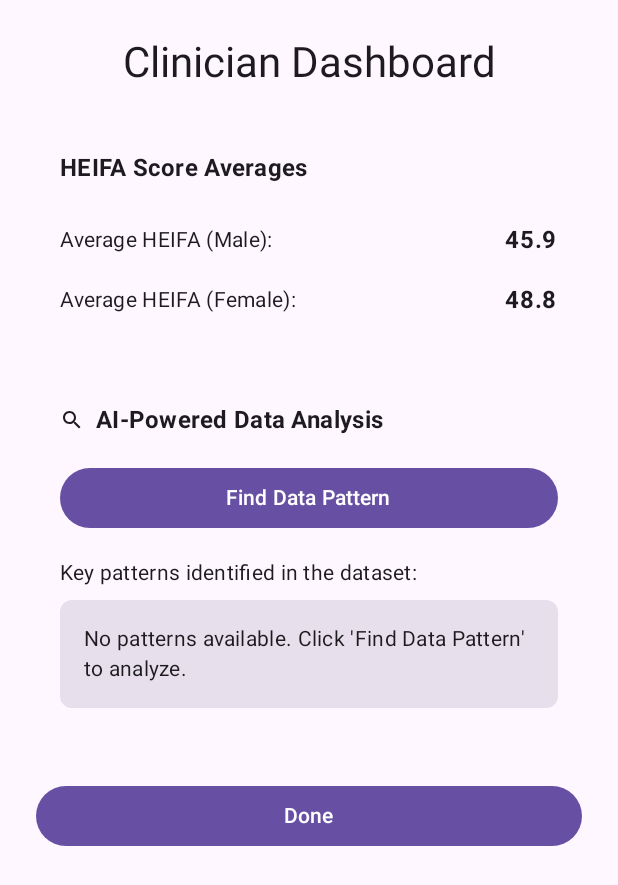
After one commit to Alexander6060/fit-2081-nutritrack, an Android app built with Jetpack Compose: the AdminViewScreen screen opened through its navigation route, on a phone screen of 412 x 824 dp. The commit adds this screen. Shown: the top 885 px of the screen. Run offline under Robolectric (Android 15) with nearby library versions, the phone set to English and light mode, and no system bars; our stand-ins replace Room's generated code; libraries missing offline, so code that uses them is left out: com.google.ai.client; pictures from the network do not load.

Commit message:
Admin panel working

```diff
--- a/app/src/main/java/com/alex34906991/nutritrack_a3/navigation/NavGraph.kt
+++ b/app/src/main/java/com/alex34906991/nutritrack_a3/navigation/NavGraph.kt
@@ -112,6 +112,17 @@ fun AppNavHost(viewModel: NutriTrackViewModel) {
                                 inclusive = true
                             }
                         }
+                    },
+                    onNavigateToAdminView = {
+                        navController.navigate("admin_view")
+                    }
+                )
+            }
+            composable("admin_view") {
+                AdminViewScreen(
+                    viewModel = viewModel,
+                    onDone = {
+                        navController.popBackStack()
                     }
                 )
             }
--- /dev/null
+++ b/app/src/main/java/com/alex34906991/nutritrack_a3/ui/pages/AdminViewScreen.kt
@@ -0,0 +1,306 @@
+package com.alex34906991.nutritrack_a3.ui.pages
+
+import androidx.compose.foundation.background
+import androidx.compose.foundation.layout.Arrangement
+import androidx.compose.foundation.layout.Box
+import androidx.compose.foundation.layout.Column
+import androidx.compose.foundation.layout.Row
+import androidx.compose.foundation.layout.Spacer
+import androidx.compose.foundation.layout.fillMaxSize
+import androidx.compose.foundation.layout.fillMaxWidth
+import androidx.compose.foundation.layout.height
+import androidx.compose.foundation.layout.padding
+import androidx.compose.foundation.layout.size
+import androidx.compose.foundation.layout.width
+import androidx.compose.foundation.rememberScrollState
+import androidx.compose.foundation.shape.RoundedCornerShape
+import androidx.compose.foundation.verticalScroll
+import androidx.compose.material.icons.Icons
+import androidx.compose.material.icons.filled.Search
+import androidx.compose.material3.Button
+import androidx.compose.material3.Card
+import androidx.compose.material3.CardDefaults
+import androidx.compose.material3.CircularProgressIndicator
+import androidx.compose.material3.Icon
+import androidx.compose.material3.MaterialTheme
+import androidx.compose.material3.Text
+import androidx.compose.runtime.Composable
+import androidx.compose.runtime.LaunchedEffect
+import androidx.compose.runtime.collectAsState
+import androidx.compose.runtime.getValue
+import androidx.compose.runtime.mutableStateOf
+import androidx.compose.runtime.remember
+import androidx.compose.ui.Alignment
+import androidx.compose.ui.Modifier
+import androidx.compose.ui.text.font.FontWeight
+import androidx.compose.ui.unit.dp
+import com.alex34906991.nutritrack_a3.ui.NutriTrackViewModel
+import androidx.compose.ui.platform.LocalSoftwareKeyboardController
+import androidx.compose.ui.platform.LocalFocusManager
+
+@Composable
+fun AdminViewScreen(
+    viewModel: NutriTrackViewModel,
+    onDone: () -> Unit
+) {
+    // Add timer state for UI feedback
+    val (timeElapsed, setTimeElapsed) = androidx.compose.runtime.remember { mutableStateOf(0) }
+
+    // Observe state
+    val maleHeifaAverage by viewModel.maleHeifaAverage.collectAsState()
+    val femaleHeifaAverage by viewModel.femaleHeifaAverage.collectAsState()
+    val dataPatterns by viewModel.dataPatterns.collectAsState()
+    val isGeneratingPatterns by viewModel.isGeneratingPatterns.collectAsState()
+
+    // Load HEIFA score data when screen is shown, but don't automatically generate patterns
+    LaunchedEffect(key1 = Unit) {
+        viewModel.calculateAverageHeifaScores()
+        // Remove automatic pattern generation from here
+    }
+
+    // Timer for the loading indicator
+    LaunchedEffect(key1 = isGeneratingPatterns) {
+        var currentTime = 0
+        if (isGeneratingPatterns) {
+            while (currentTime < 10 && isGeneratingPatterns) { // Match with timeout in ViewModel
+                setTimeElapsed(currentTime)
+                kotlinx.coroutines.delay(1000) // Wait 1 second
+                currentTime += 1
+            }
+        } else {
+            setTimeElapsed(0)
+        }
+    }
+
+    val scrollState = rememberScrollState()
+
+    // Add keyboard and focus controllers
+    val keyboardController = LocalSoftwareKeyboardController.current
+    val focusManager = LocalFocusManager.current
+
+    Column(
+        modifier = Modifier
+            .fillMaxSize()
+            .padding(24.dp)
+            .verticalScroll(scrollState),
+        horizontalAlignment = Alignment.CenterHorizontally
+    ) {
+        // Header
+        Text(
+            text = "Clinician Dashboard",
+            style = MaterialTheme.typography.headlineMedium,
+            modifier = Modifier.padding(bottom = 24.dp)
+        )
+
+        // HEIFA Score Averages
+        Card(
+            modifier = Modifier
+                .fillMaxWidth()
+                .padding(bottom = 16.dp),
+            colors = CardDefaults.cardColors(
+                containerColor = MaterialTheme.colorScheme.surface
+            )
+        ) {
+            Column(
+                modifier = Modifier.padding(16.dp)
+            ) {
+                Text(
+                    text = "HEIFA Score Averages",
+                    style = MaterialTheme.typography.titleMedium,
+                    fontWeight = FontWeight.Bold,
+                    modifier = Modifier.padding(bottom = 16.dp)
+                )
+
+                Row(
+                    modifier = Modifier
+                        .fillMaxWidth()
+                        .padding(vertical = 8.dp),
+                    verticalAlignment = Alignment.CenterVertically
+                ) {
+                    Text(
+                        text = "Average HEIFA (Male):",
+                        style = MaterialTheme.typography.bodyMedium,
+                        modifier = Modifier.weight(1f)
+                    )
+
+                    Text(
+                        text = String.format("%.1f", maleHeifaAverage),
+                        style = MaterialTheme.typography.bodyLarge,
+                        fontWeight = FontWeight.Bold
+                    )
+                }
+
+                Row(
+                    modifier = Modifier
+                        .fillMaxWidth()
+                        .padding(vertical = 8.dp),
+                    verticalAlignment = Alignment.CenterVertically
+                ) {
+                    Text(
+                        text = "Average HEIFA (Female):",
+                        style = MaterialTheme.typography.bodyMedium,
+                        modifier = Modifier.weight(1f)
+                    )
+
+                    Text(
+                        text = String.format("%.1f", femaleHeifaAverage),
+                        style = MaterialTheme.typography.bodyLarge,
+                        fontWeight = FontWeight.Bold
+                    )
+                }
+            }
+        }
+
+        // AI-Powered Data Analysis
+        Card(
+            modifier = Modifier
+                .fillMaxWidth()
+                .padding(bottom = 16.dp),
+            colors = CardDefaults.cardColors(
+                containerColor = MaterialTheme.colorScheme.surface
+            )
+        ) {
+            Column(
+                modifier = Modifier.padding(16.dp)
+            ) {
+                Row(
+                    modifier = Modifier.fillMaxWidth(),
+                    verticalAlignment = Alignment.CenterVertically
+                ) {
+                    Icon(
+                        imageVector = Icons.Default.Search,
+                        contentDescription = null,
+                        modifier = Modifier
+                            .size(24.dp)
+                            .padding(end = 8.dp)
+                    )
+                    Text(
+                        text = "AI-Powered Data Analysis",
+                        style = MaterialTheme.typography.titleMedium,
+                        fontWeight = FontWeight.Bold
+                    )
+                }
+
+                Spacer(modifier = Modifier.height(16.dp))
+
+                // Find Data Pattern Button
+                Button(
+                    onClick = {
+                        // Clear previous state and start fresh analysis
+                        if (!isGeneratingPatterns) {
+                            viewModel.generateDataPatterns()
+                            // Clear focus and hide keyboard to avoid IME callback issues
+                            keyboardController?.hide()
+                            focusManager.clearFocus()
+                        }
+                    },
+                    modifier = Modifier.fillMaxWidth(),
+                    enabled = !isGeneratingPatterns
+                ) {
+                    if (isGeneratingPatterns) {
+                        CircularProgressIndicator(
+                            modifier = Modifier.size(24.dp),
+                            color = MaterialTheme.colorScheme.onPrimary,
+                            strokeWidth = 2.dp
+                        )
+                        Spacer(modifier = Modifier.width(8.dp))
+                    }
+                    Text("Find Data Pattern")
+                }
+
+                Spacer(modifier = Modifier.height(16.dp))
+
+                Text(
+                    text = "Key patterns identified in the dataset:",
+                    style = MaterialTheme.typography.bodyMedium,
+                    modifier = Modifier.padding(bottom = 8.dp)
+                )
+
+                // Loading indicator or patterns
+                if (isGeneratingPatterns) {
+                    Box(
+                        modifier = Modifier
+                            .fillMaxWidth()
+                            .padding(vertical = 32.dp),
+                        contentAlignment = Alignment.Center
+                    ) {
+                        Column(
+                            horizontalAlignment = Alignment.CenterHorizontally,
+                            verticalArrangement = Arrangement.Center
+                        ) {
+                            CircularProgressIndicator()
+                            Spacer(modifier = Modifier.height(16.dp))
+                            Text(
+                                text = "Analyzing data patterns... (${10 - timeElapsed}s)",
+                                style = MaterialTheme.typography.bodyMedium
+                            )
+                        }
+                    }
+                } else if (dataPatterns.isEmpty()) {
+                    // Display a message when no patterns are available
+                    Box(
+                        modifier = Modifier
+                            .fillMaxWidth()
+                            .background(
+                                MaterialTheme.colorScheme.surfaceVariant,
+                                shape = RoundedCornerShape(8.dp)
+                            )
+                            .padding(16.dp),
+                        contentAlignment = Alignment.Center
+                    ) {
+                        Text(
+                            text = "No patterns available. Click 'Find Data Pattern' to analyze.",
+                            style = MaterialTheme.typography.bodyMedium
+                        )
+                    }
+                } else {
+                    // Display data patterns
+                    dataPatterns.forEachIndexed { index, pattern ->
+                        Card(
+                            modifier = Modifier
+                                .fillMaxWidth()
+                                .padding(vertical = 8.dp),
+                            colors = CardDefaults.cardColors(
+                                containerColor = MaterialTheme.colorScheme.primaryContainer
+                            ),
+                            shape = RoundedCornerShape(8.dp)
+                        ) {
+                            Column(
+                                modifier = Modifier.padding(16.dp)
+                            ) {
+                                val patternParts = pattern.split(":", limit = 2)
+                                if (patternParts.size == 2) {
+                                    Text(
+                                        text = patternParts[0] + ":",
+                                        style = MaterialTheme.typography.bodyMedium,
+                                        fontWeight = FontWeight.Bold
+                                    )
+
+                                    Text(
+                                        text = patternParts[1].trim(),
+                                        style = MaterialTheme.typography.bodyMedium
+                                    )
+                                } else {
+                                    Text(
+                                        text = pattern,
+                                        style = MaterialTheme.typography.bodyMedium
+                                    )
+                                }
+                            }
+                        }
+                    }
+                }
+            }
+        }
+
+        // Done button
+        Button(
+            onClick = onDone,
+            modifier = Modifier
+                .fillMaxWidth()
+                .padding(top = 16.dp)
+        ) {
+            Text("Done")
+        }
+    }
+}
--- a/app/src/main/res/values/strings.xml
+++ b/app/src/main/res/values/strings.xml
@@ -1,3 +1,4 @@
 <resources>
     <string name="app_name">Nutritrack_a3</string>
+<!--    <string name="gemini_api_key">YOUR_GEMINI_API_KEY_HERE</string>-->
 </resources>
```
Also changed, not shown: app/src/main/java/com/alex34906991/nutritrack_a3/ui/NutriTrackViewModel.kt (+233 -0 lines), app/src/main/java/com/alex34906991/nutritrack_a3/ui/pages/SettingsScreen.kt (+83 -1 lines).
